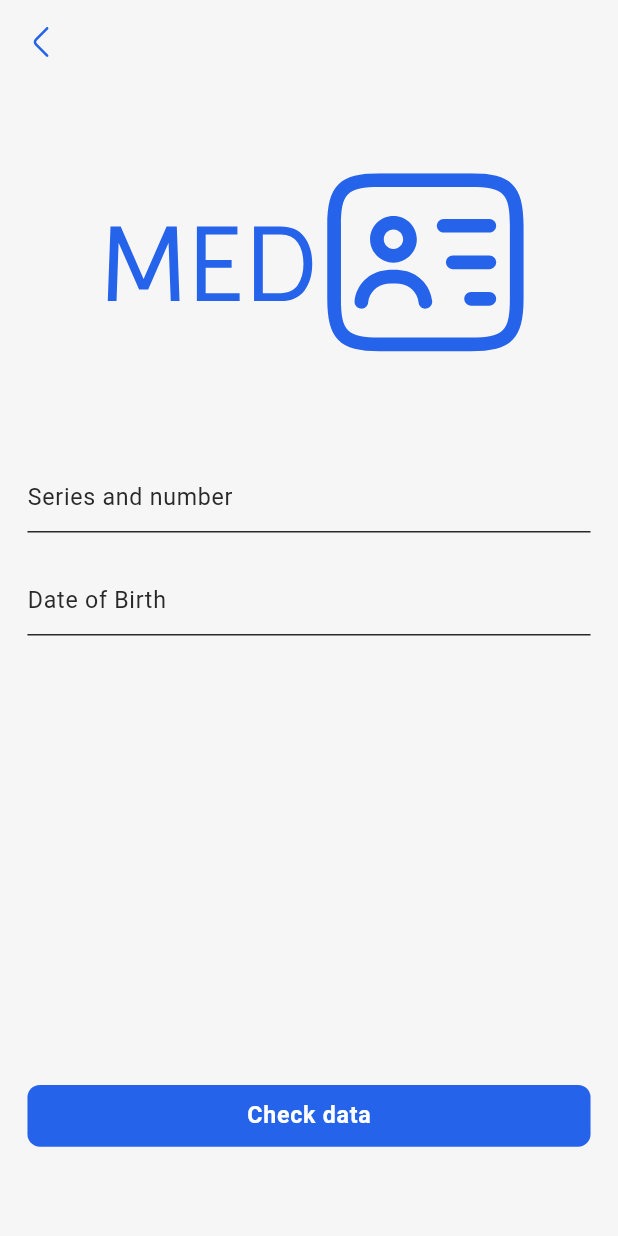
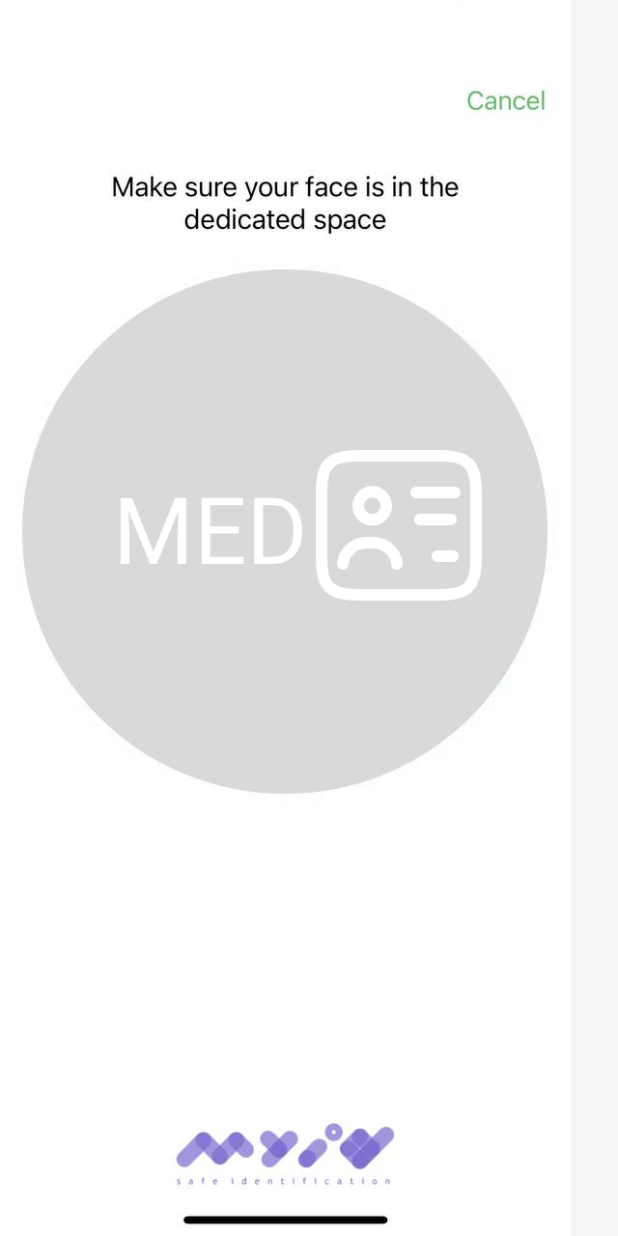
Before and after one commit to TheAbror/med_card, a Flutter app: the GovAuthPage screen opened by its route, after a tap on "Check data", on a phone screen of 412 x 824 dp. Run offline on Flutter 3.47's test engine with Material 3 defaults, Android fonts, the phone set to English and light mode, and no system bars; our stand-ins replace bot_toast, chopper, equatable, flutter_bloc, flutter_screenutil, flutter_svg and 3 more; accounts and stored records are empty; generated files the repository leaves out were written again.

Commit message:
added faceid

```diff
--- a/lib/core/router/app_routes.dart
+++ b/lib/core/router/app_routes.dart
@@ -9,4 +9,5 @@ abstract class AppRoutes {
   static const rootDoctor = 'rootDoctor';
   static const allSpecialties = 'allSpecialties';
   static const govAuthPage = 'govAuthPage';
+  static const faceIdentificationPage = 'faceIdentificationPage';
 }
--- a/lib/core/router/main_route_generator.dart
+++ b/lib/core/router/main_route_generator.dart
@@ -1,6 +1,7 @@
 import 'package:flutter/material.dart';
 import 'package:med_card/core/router/app_routes.dart';
 import 'package:med_card/core/router/cupertino_style_navigation_route.dart';
+import 'package:med_card/lib/gov_auth_page/face_identification_page.dart';
 import 'package:med_card/lib/gov_auth_page/gov_auth_page.dart';
 import 'package:med_card/lib/root_doctor_page/root_doctor_page.dart';
 import 'package:med_card/lib/root_patient_page/pages/appointment_page/appointment_page.dart';
@@ -50,6 +51,10 @@ class MainRouteGenerator {
         return CustomCupertinoStyleNavigationRoute(
           builder: (_) => GovAuthPage(),
         );
+      case AppRoutes.faceIdentificationPage:
+        return CustomCupertinoStyleNavigationRoute(
+          builder: (_) => FaceIdentificationPage(),
+        );
 
       default:
         return CustomCupertinoStyleNavigationRoute(
--- /dev/null
+++ b/lib/lib/gov_auth_page/face_identification_page.dart
@@ -0,0 +1,13 @@
+import 'package:flutter/material.dart';
+import 'package:med_card/gen/assets.gen.dart';
+
+class FaceIdentificationPage extends StatelessWidget {
+  const FaceIdentificationPage({super.key});
+
+  @override
+  Widget build(BuildContext context) {
+    return Scaffold(
+      body: Assets.icons.figmaIcons.faceId.image(),
+    );
+  }
+}
--- a/lib/lib/gov_auth_page/gov_auth_page.dart
+++ b/lib/lib/gov_auth_page/gov_auth_page.dart
@@ -2,6 +2,7 @@ import 'package:flutter/material.dart';
 import 'package:flutter_screenutil/flutter_screenutil.dart';
 import 'package:med_card/core/buttons/action_button.dart';
 import 'package:med_card/core/colors/app_colors.dart';
+import 'package:med_card/core/router/app_routes.dart';
 import 'package:med_card/gen/assets.gen.dart';
 
 class GovAuthPage extends StatelessWidget {
@@ -70,7 +71,11 @@ class GovAuthPage extends StatelessWidget {
               ),
             ),
             Spacer(),
-            ActionButton(text: 'Check data', onPressed: () {}),
+            ActionButton(
+                text: 'Check data',
+                onPressed: () {
+                  Navigator.pushNamed(context, AppRoutes.faceIdentificationPage);
+                }),
             SizedBox(height: 40.h),
           ],
         ),
--- a/lib/lib/root_patient_page/pages/signin_page/signin_page.dart
+++ b/lib/lib/root_patient_page/pages/signin_page/signin_page.dart
@@ -144,7 +144,7 @@ class _SignInPageState extends State<SignInPage> {
         width: double.infinity,
         decoration: BoxDecoration(
           color: AppColors.primary,
-          borderRadius: BorderRadius.all(Radius.circular(40.r)),
+          borderRadius: BorderRadius.all(Radius.circular(12.r)),
           border: Border.all(color: AppColors.primary, width: 1),
         ),
         child: Center(
```
Also changed, not shown: lib/gen/assets.gen.dart (+10 -0 lines), assets/icons/figma_icons/face_id.png (added), assets/icons/figma_icons/face_identification.png (added).
